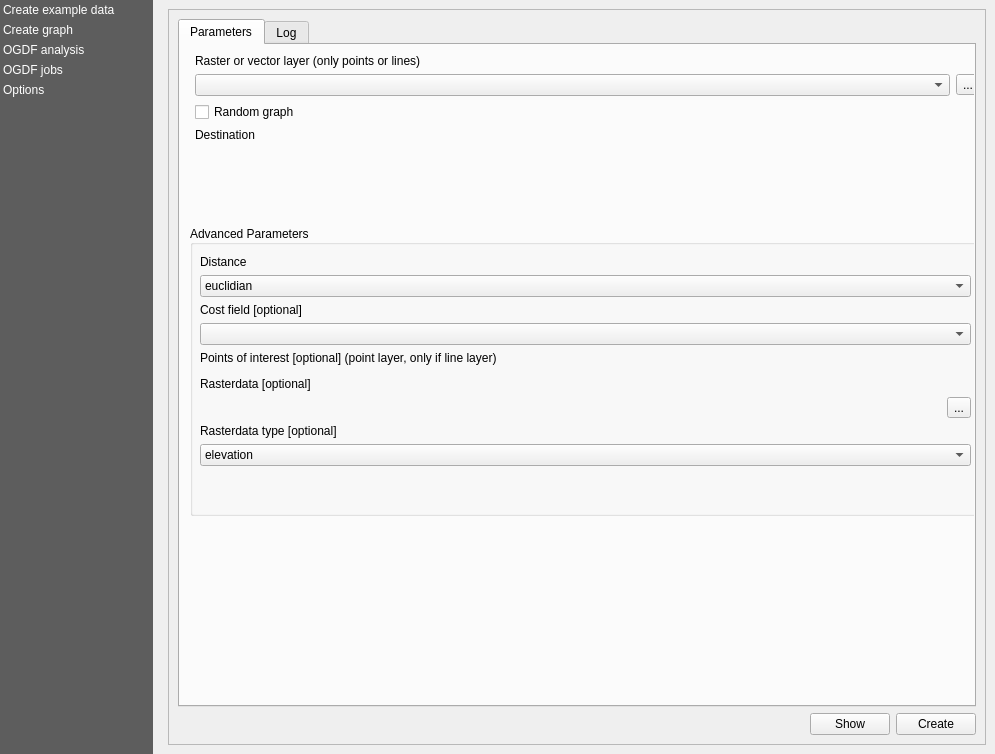
This is views/PluginDialog.ui in S-P-A-N-N-E-R-S/Frontend as Qt 5 draws it before an edit. The edited form follows.
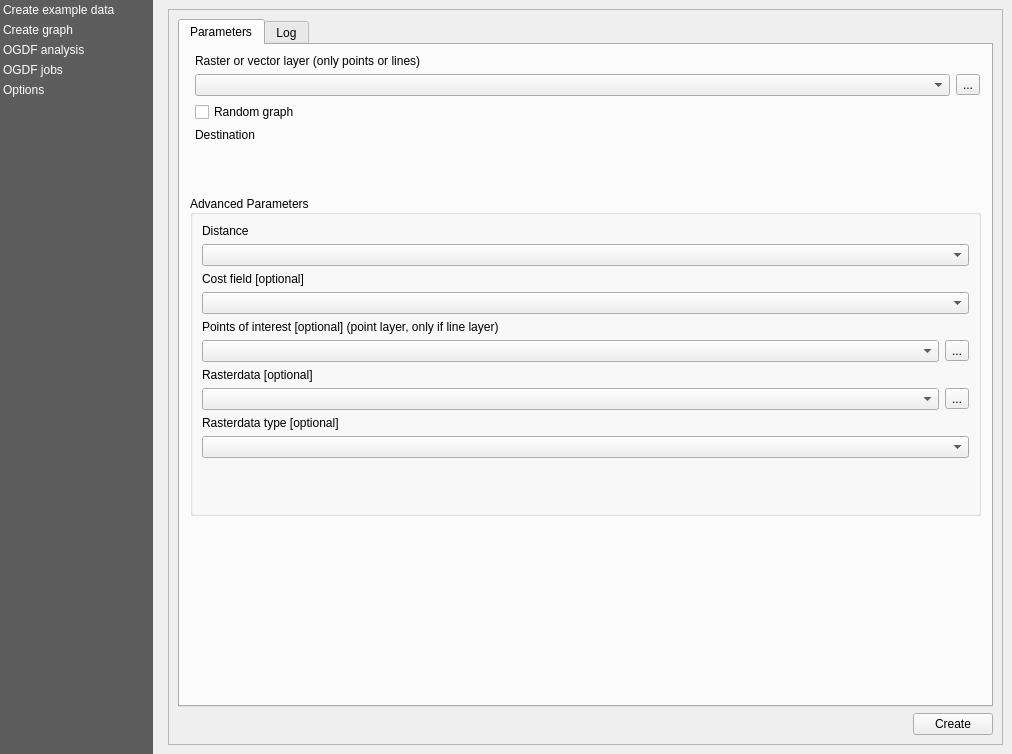
This is the edited form. The open tabs and pages were chosen to show the change. Custom widgets are drawn as their Qt base class.

Commit message: Remove setupWindow function in views and add functions to create graph view, refs #1

Patch:
```diff
--- a/views/PluginDialog.ui
+++ b/views/PluginDialog.ui
@@ -9,7 +9,7 @@
    <rect>
     <x>0</x>
     <y>0</y>
-    <width>995</width>
+    <width>1012</width>
     <height>754</height>
    </rect>
   </property>
@@ -140,7 +140,7 @@
           <rect>
            <x>0</x>
            <y>0</y>
-           <width>816</width>
+           <width>833</width>
            <height>734</height>
           </rect>
          </property>
@@ -267,7 +267,7 @@
                       <x>9</x>
                       <y>9</y>
                       <width>791</width>
-                      <height>161</height>
+                      <height>131</height>
                      </rect>
                     </property>
                     <layout class="QFormLayout" name="formLayout_2">
@@ -328,9 +328,9 @@
                     <property name="geometry">
                      <rect>
                       <x>10</x>
-                      <y>180</y>
+                      <y>150</y>
                       <width>791</width>
-                      <height>291</height>
+                      <height>321</height>
                      </rect>
                     </property>
                     <property name="title">
@@ -357,16 +357,25 @@
                     <property name="saveCheckedState">
                      <bool>false</bool>
                     </property>
-                    <widget class="QWidget" name="formLayoutWidget_3">
-                     <property name="geometry">
-                      <rect>
-                       <x>10</x>
-                       <y>30</y>
-                       <width>771</width>
-                       <height>291</height>
-                      </rect>
+                    <layout class="QVBoxLayout" name="verticalLayout_13">
+                     <property name="sizeConstraint">
+                      <enum>QLayout::SetMinimumSize</enum>
                      </property>
+                     <item>
                      <layout class="QFormLayout" name="formLayout_3">
+                       <property name="sizeConstraint">
+                        <enum>QLayout::SetDefaultConstraint</enum>
+                       </property>
+                       <item row="0" column="0">
+                        <widget class="QLabel" name="create_graph_distance_label">
+                         <property name="text">
+                          <string>Distance</string>
+                         </property>
+                        </widget>
+                       </item>
+                       <item row="1" column="0" colspan="2">
+                        <widget class="QComboBox" name="create_graph_distance_input"/>
+                       </item>
                       <item row="2" column="0">
                        <widget class="QLabel" name="create_graph_cost_label">
                         <property name="text">
@@ -377,6 +386,27 @@
                       <item row="3" column="0" colspan="2">
                        <widget class="QgsFieldComboBox" name="create_graph_cost_input"/>
                       </item>
+                       <item row="4" column="0">
+                        <widget class="QLabel" name="create_graph_poi_label">
+                         <property name="text">
+                          <string>Points of interest [optional] (point layer, only if line layer)</string>
+                         </property>
+                        </widget>
+                       </item>
+                       <item row="5" column="0" colspan="2">
+                        <layout class="QHBoxLayout" name="horizontalLayout_4">
+                         <item>
+                          <widget class="QgsMapLayerComboBox" name="create_graph_poi_input"/>
+                         </item>
+                         <item>
+                          <widget class="QToolButton" name="create_graph_poi_input_tools">
+                           <property name="text">
+                            <string>...</string>
+                           </property>
+                          </widget>
+                         </item>
+                        </layout>
+                       </item>
                       <item row="6" column="0">
                        <widget class="QLabel" name="create_graph_raster_label">
                         <property name="text">
@@ -387,7 +417,7 @@
                       <item row="7" column="0" colspan="2">
                        <layout class="QHBoxLayout" name="horizontalLayout_6">
                         <item>
-                         <widget class="QgsFeaturePickerWidget" name="create_graph_raster_input"/>
+                          <widget class="QgsMapLayerComboBox" name="create_graph_raster_input"/>
                         </item>
                         <item>
                          <widget class="QToolButton" name="create_graph_raster_input_tools">
@@ -406,57 +436,11 @@
                        </widget>
                       </item>
                       <item row="9" column="0" colspan="2">
-                       <widget class="QComboBox" name="create_graph_rastertype_input">
-                        <item>
-                         <property name="text">
-                          <string>elevation</string>
-                         </property>
-                        </item>
-                        <item>
-                         <property name="text">
-                          <string>prohibited area</string>
-                         </property>
-                        </item>
-                        <item>
-                         <property name="text">
-                          <string>cost</string>
-                         </property>
-                        </item>
-                       </widget>
-                      </item>
-                      <item row="0" column="0">
-                       <widget class="QLabel" name="create_graph_distance_label">
-                        <property name="text">
-                         <string>Distance</string>
-                        </property>
-                       </widget>
-                      </item>
-                      <item row="1" column="0" colspan="2">
-                       <widget class="QComboBox" name="create_graph_distance_input">
-                        <item>
-                         <property name="text">
-                          <string>euclidian</string>
-                         </property>
-                        </item>
-                        <item>
-                         <property name="text">
-                          <string>shortest path</string>
-                         </property>
-                        </item>
-                       </widget>
-                      </item>
-                      <item row="4" column="0">
-                       <widget class="QLabel" name="create_graph_poi_label">
-                        <property name="text">
-                         <string>Points of interest [optional] (point layer, only if line layer)</string>
-                        </property>
-                       </widget>
-                      </item>
-                      <item row="5" column="0" colspan="2">
-                       <widget class="QgsFileWidget" name="create_graph_poi_input"/>
-                      </item>
-                     </layout>
-                    </widget>
+                        <widget class="QComboBox" name="create_graph_rastertype_input"/>
+                       </item>
+                      </layout>
+                     </item>
+                    </layout>
                    </widget>
                   </widget>
                   <widget class="QWidget" name="tab_4">
@@ -498,34 +482,6 @@
                   </property>
                  </spacer>
                 </item>
-                <item>
-                 <widget class="QPushButton" name="create_graph_show_btn">
-                  <property name="text">
-                   <string>Show</string>
-                  </property>
-                  <property name="checkable">
-                   <bool>false</bool>
-                  </property>
-                  <property name="checked">
-                   <bool>false</bool>
-                  </property>
-                  <property name="autoRepeat">
-                   <bool>false</bool>
-                  </property>
-                  <property name="autoExclusive">
-                   <bool>false</bool>
-                  </property>
-                  <property name="autoDefault">
-                   <bool>true</bool>
-                  </property>
-                  <property name="default">
-                   <bool>false</bool>
-                  </property>
-                  <property name="flat">
-                   <bool>false</bool>
-                  </property>
-                 </widget>
-                </item>
                 <item>
                  <widget class="QPushButton" name="create_graph_create_btn">
                   <property name="text">
```
Left out of the diff: 19 changed lines with no effect on the pictures. Lines whose indentation alone changed are shown as unchanged. The commit also changes 9 other files.
